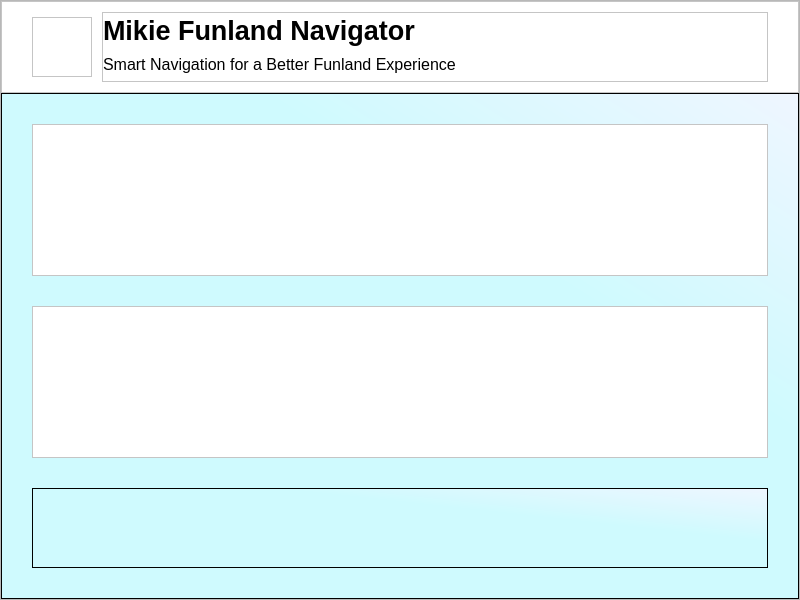
This is Tugas_Besar_Strukdat/MainWindow.ui in Doni-15/Mikie-Funland-Navigator-GUI- as Qt 5 draws it before an edit. The edited form follows.
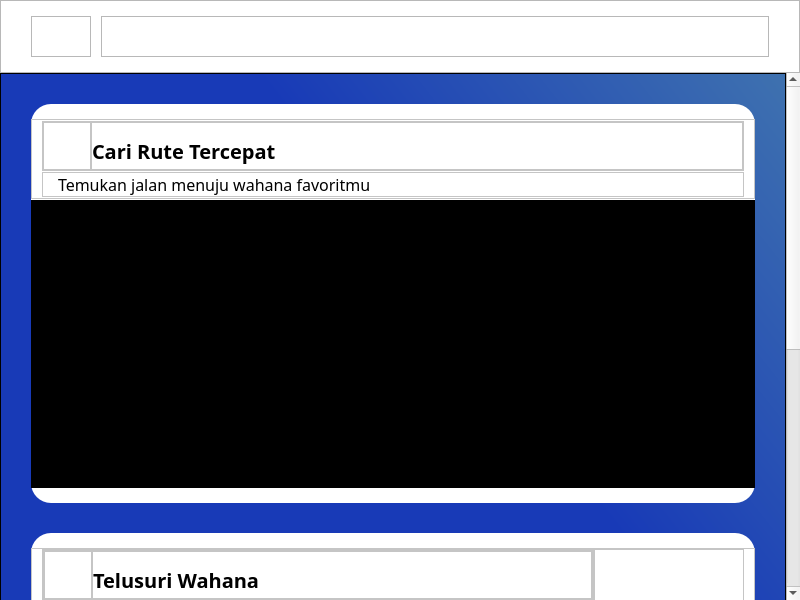
This is the edited form.

```diff
--- a/Tugas_Besar_Strukdat/MainWindow.ui
+++ b/Tugas_Besar_Strukdat/MainWindow.ui
@@ -35,6 +35,11 @@
      <pointsize>12</pointsize>
     </font>
    </property>
+   <property name="styleSheet">
+    <string notr="true">QWidget#centralwidget {
+	background-color: rgb(255, 255, 255);
+}</string>
+   </property>
    <layout class="QVBoxLayout" name="verticalLayout">
     <property name="spacing">
      <number>0</number>
@@ -52,39 +57,6 @@
      <number>0</number>
     </property>
     <item>
-     <widget class="QScrollArea" name="main_content">
-      <property name="horizontalScrollBarPolicy">
-       <enum>Qt::ScrollBarPolicy::ScrollBarAlwaysOff</enum>
-      </property>
-      <property name="widgetResizable">
-       <bool>true</bool>
-      </property>
-      <widget class="QWidget" name="scrollAreaWidgetContents">
-       <property name="geometry">
-        <rect>
-         <x>0</x>
-         <y>0</y>
-         <width>798</width>
-         <height>598</height>
-        </rect>
-       </property>
-       <layout class="QVBoxLayout" name="verticalLayout_3">
-        <property name="spacing">
-         <number>0</number>
-        </property>
-        <property name="leftMargin">
-         <number>0</number>
-        </property>
-        <property name="topMargin">
-         <number>0</number>
-        </property>
-        <property name="rightMargin">
-         <number>0</number>
-        </property>
-        <property name="bottomMargin">
-         <number>0</number>
-        </property>
-        <item>
          <widget class="QFrame" name="header">
           <property name="sizePolicy">
            <sizepolicy hsizetype="Preferred" vsizetype="Fixed">
@@ -99,7 +71,12 @@
            </size>
           </property>
           <property name="styleSheet">
-           <string notr="true">background-color: rgb(255, 255, 255);</string>
+       <string notr="true">border: none;
+background-color: rgb(22, 36, 85);
+
+QFrame#header {
+    border-bottom: 1px solid rgb(24, 58, 183); 
+}</string>
           </property>
           <property name="frameShape">
            <enum>QFrame::Shape::StyledPanel</enum>
@@ -121,13 +98,13 @@
             <number>30</number>
            </property>
            <property name="topMargin">
-            <number>10</number>
+        <number>15</number>
            </property>
            <property name="rightMargin">
             <number>30</number>
            </property>
            <property name="bottomMargin">
-            <number>10</number>
+        <number>15</number>
            </property>
            <item>
             <widget class="QFrame" name="logo">
@@ -185,12 +162,12 @@
                <widget class="QLabel" name="label">
                 <property name="font">
                  <font>
-                  <pointsize>20</pointsize>
+              <pointsize>15</pointsize>
                   <bold>true</bold>
                  </font>
                 </property>
                 <property name="styleSheet">
-                 <string notr="true">color: rgb(0, 0, 0);</string>
+             <string notr="true">color: rgb(255, 255, 255);</string>
                 </property>
                 <property name="text">
                  <string>Mikie Funland Navigator</string>
@@ -201,11 +178,11 @@
                <widget class="QLabel" name="label_2">
                 <property name="font">
                  <font>
-                  <pointsize>12</pointsize>
+              <pointsize>10</pointsize>
                  </font>
                 </property>
                 <property name="styleSheet">
-                 <string notr="true">color: rgb(0, 0, 0);</string>
+             <string notr="true">color: rgb(255, 255, 255);</string>
                 </property>
                 <property name="text">
                  <string>Smart Navigation for a Better Funland Experience</string>
@@ -218,13 +195,81 @@
           </layout>
          </widget>
         </item>
+    <item>
+     <widget class="QScrollArea" name="main_content">
+      <property name="styleSheet">
+       <string notr="true">QScrollBar:vertical {
+    border: 1px solid rgb(10, 42, 78);
+    background: rgb(22, 36, 85);
+    width: 15px;
+    margin: 0px 0px 0px 0px;
+}
+
+QScrollBar::handle:vertical {
+    background: rgb(26, 54, 139); 
+    min-height: 20px;
+    border-radius: 5px;
+	border: 1px solid rgb(63, 114, 175);
+}
+
+QScrollBar::handle:vertical:hover {
+    background: #00BFFF; 
+}
+
+QScrollBar::add-line:vertical, QScrollBar::sub-line:vertical {
+    border: none;
+    background: rgb(10, 42, 78);
+    height: 0px;
+}
+
+QFrame#main_content {
+    border: none;
+}</string>
+      </property>
+      <property name="horizontalScrollBarPolicy">
+       <enum>Qt::ScrollBarPolicy::ScrollBarAlwaysOff</enum>
+      </property>
+      <property name="widgetResizable">
+       <bool>true</bool>
+      </property>
+      <widget class="QWidget" name="scrollAreaWidgetContents">
+       <property name="geometry">
+        <rect>
+         <x>0</x>
+         <y>-120</y>
+         <width>785</width>
+         <height>1000</height>
+        </rect>
+       </property>
+       <property name="minimumSize">
+        <size>
+         <width>0</width>
+         <height>1000</height>
+        </size>
+       </property>
+       <layout class="QVBoxLayout" name="verticalLayout_3">
+        <property name="spacing">
+         <number>0</number>
+        </property>
+        <property name="leftMargin">
+         <number>0</number>
+        </property>
+        <property name="topMargin">
+         <number>0</number>
+        </property>
+        <property name="rightMargin">
+         <number>0</number>
+        </property>
+        <property name="bottomMargin">
+         <number>0</number>
+        </property>
         <item>
          <widget class="QFrame" name="main_layout">
           <property name="cursor">
            <cursorShape>ArrowCursor</cursorShape>
           </property>
           <property name="styleSheet">
-           <string notr="true">background-color: qlineargradient(spread:pad, x1:1, y1:0, x2:0, y2:1, stop:0 rgba(239, 246, 255, 255), stop:0.337079 rgba(207, 250, 254, 255))</string>
+           <string notr="true">background-color: qlineargradient(spread:pad, x1:1, y1:0, x2:0, y2:1, stop:0 rgb(63, 114, 175), stop:0.337079 rgb(24, 58, 183))</string>
           </property>
           <property name="frameShape">
            <enum>QFrame::Shape::StyledPanel</enum>
@@ -251,6 +296,78 @@
            <item>
             <widget class="QFrame" name="cari_rute">
              <property name="styleSheet">
+              <string notr="true">QFrame#cari_rute{
+	background-color: rgb(255, 255, 255);
+	border-radius: 20px;
+}</string>
+             </property>
+             <property name="frameShape">
+              <enum>QFrame::Shape::StyledPanel</enum>
+             </property>
+             <property name="frameShadow">
+              <enum>QFrame::Shadow::Raised</enum>
+             </property>
+             <layout class="QVBoxLayout" name="verticalLayout_8">
+              <property name="spacing">
+               <number>1</number>
+              </property>
+              <property name="leftMargin">
+               <number>0</number>
+              </property>
+              <property name="topMargin">
+               <number>15</number>
+              </property>
+              <property name="rightMargin">
+               <number>0</number>
+              </property>
+              <property name="bottomMargin">
+               <number>15</number>
+              </property>
+              <item>
+               <widget class="QFrame" name="judul_cari">
+                <property name="maximumSize">
+                 <size>
+                  <width>16777215</width>
+                  <height>80</height>
+                 </size>
+                </property>
+                <property name="styleSheet">
+                 <string notr="true">QFrame#judul_cari{
+	background-color: rgb(255, 255, 255);
+	border-bottom: 1px solid rgb(229, 231, 235);
+}</string>
+                </property>
+                <property name="frameShape">
+                 <enum>QFrame::Shape::StyledPanel</enum>
+                </property>
+                <property name="frameShadow">
+                 <enum>QFrame::Shadow::Raised</enum>
+                </property>
+                <layout class="QVBoxLayout" name="verticalLayout_10">
+                 <property name="spacing">
+                  <number>0</number>
+                 </property>
+                 <property name="leftMargin">
+                  <number>10</number>
+                 </property>
+                 <property name="topMargin">
+                  <number>0</number>
+                 </property>
+                 <property name="rightMargin">
+                  <number>10</number>
+                 </property>
+                 <property name="bottomMargin">
+                  <number>0</number>
+                 </property>
+                 <item>
+                  <widget class="QFrame" name="frame">
+                   <property name="maximumSize">
+                    <size>
+                     <width>16777215</width>
+                     <height>50</height>
+                    </size>
+                   </property>
+                   <property name="styleSheet">
               <string notr="true">background-color: rgb(255, 255, 255);</string>
              </property>
              <property name="frameShape">
@@ -259,11 +376,234 @@
              <property name="frameShadow">
               <enum>QFrame::Shadow::Raised</enum>
              </property>
+                   <layout class="QHBoxLayout" name="horizontalLayout_5">
+                    <property name="spacing">
+                     <number>0</number>
+                    </property>
+                    <property name="leftMargin">
+                     <number>0</number>
+                    </property>
+                    <property name="topMargin">
+                     <number>0</number>
+                    </property>
+                    <property name="rightMargin">
+                     <number>0</number>
+                    </property>
+                    <property name="bottomMargin">
+                     <number>0</number>
+                    </property>
+                    <item>
+                     <widget class="QFrame" name="logo_judul">
+                      <property name="maximumSize">
+                       <size>
+                        <width>48</width>
+                        <height>48</height>
+                       </size>
+                      </property>
+                      <property name="styleSheet">
+                       <string notr="true"/>
+                      </property>
+                      <property name="frameShape">
+                       <enum>QFrame::Shape::StyledPanel</enum>
+                      </property>
+                      <property name="frameShadow">
+                       <enum>QFrame::Shadow::Raised</enum>
+                      </property>
+                     </widget>
+                    </item>
+                    <item>
+                     <widget class="QFrame" name="frame_4">
+                      <property name="maximumSize">
+                       <size>
+                        <width>16777215</width>
+                        <height>60</height>
+                       </size>
+                      </property>
+                      <property name="frameShape">
+                       <enum>QFrame::Shape::StyledPanel</enum>
+                      </property>
+                      <property name="frameShadow">
+                       <enum>QFrame::Shadow::Raised</enum>
+                      </property>
+                      <layout class="QVBoxLayout" name="verticalLayout_11">
+                       <property name="spacing">
+                        <number>0</number>
+                       </property>
+                       <property name="leftMargin">
+                        <number>0</number>
+                       </property>
+                       <property name="topMargin">
+                        <number>10</number>
+                       </property>
+                       <property name="rightMargin">
+                        <number>0</number>
+                       </property>
+                       <property name="bottomMargin">
+                        <number>0</number>
+                       </property>
+                       <item>
+                        <widget class="QLabel" name="label_9">
+                         <property name="font">
+                          <font>
+                           <family>Sans Serif Collection</family>
+                           <pointsize>15</pointsize>
+                           <bold>true</bold>
+                          </font>
+                         </property>
+                         <property name="styleSheet">
+                          <string notr="true">color: rgb(0, 0, 0);</string>
+                         </property>
+                         <property name="text">
+                          <string>Cari Rute Tercepat</string>
+                         </property>
+                        </widget>
+                       </item>
+                      </layout>
+                     </widget>
+                    </item>
+                   </layout>
+                  </widget>
+                 </item>
+                 <item>
+                  <widget class="QFrame" name="frame_2">
+                   <property name="maximumSize">
+                    <size>
+                     <width>16777215</width>
+                     <height>25</height>
+                    </size>
+                   </property>
+                   <property name="styleSheet">
+                    <string notr="true">background-color: rgb(255, 255, 255);</string>
+                   </property>
+                   <property name="frameShape">
+                    <enum>QFrame::Shape::StyledPanel</enum>
+                   </property>
+                   <property name="frameShadow">
+                    <enum>QFrame::Shadow::Raised</enum>
+                   </property>
+                   <layout class="QHBoxLayout" name="horizontalLayout_6">
+                    <property name="spacing">
+                     <number>0</number>
+                    </property>
+                    <property name="leftMargin">
+                     <number>15</number>
+                    </property>
+                    <property name="topMargin">
+                     <number>0</number>
+                    </property>
+                    <property name="rightMargin">
+                     <number>0</number>
+                    </property>
+                    <property name="bottomMargin">
+                     <number>0</number>
+                    </property>
+                    <item>
+                     <widget class="QLabel" name="label_10">
+                      <property name="font">
+                       <font>
+                        <family>Sans Serif Collection</family>
+                        <pointsize>12</pointsize>
+                       </font>
+                      </property>
+                      <property name="styleSheet">
+                       <string notr="true">color: rgb(0, 0, 0);</string>
+                      </property>
+                      <property name="text">
+                       <string>Temukan jalan menuju wahana favoritmu</string>
+                      </property>
+                     </widget>
+                    </item>
+                   </layout>
+                  </widget>
+                 </item>
+                </layout>
+               </widget>
+              </item>
+              <item>
+               <widget class="QFrame" name="content_cari">
+                <property name="styleSheet">
+                 <string notr="true">background-color: rgb(0, 0, 0);</string>
+                </property>
+                <property name="frameShape">
+                 <enum>QFrame::Shape::StyledPanel</enum>
+                </property>
+                <property name="frameShadow">
+                 <enum>QFrame::Shadow::Raised</enum>
+                </property>
+               </widget>
+              </item>
+             </layout>
             </widget>
            </item>
            <item>
             <widget class="QFrame" name="telusuri_wahana">
              <property name="styleSheet">
+              <string notr="true">QFrame#telusuri_wahana{
+	background-color: rgb(255, 255, 255);
+	border-radius: 20px;
+}</string>
+             </property>
+             <property name="frameShape">
+              <enum>QFrame::Shape::StyledPanel</enum>
+             </property>
+             <property name="frameShadow">
+              <enum>QFrame::Shadow::Raised</enum>
+             </property>
+             <layout class="QVBoxLayout" name="verticalLayout_9">
+              <property name="spacing">
+               <number>1</number>
+              </property>
+              <property name="leftMargin">
+               <number>0</number>
+              </property>
+              <property name="topMargin">
+               <number>15</number>
+              </property>
+              <property name="rightMargin">
+               <number>0</number>
+              </property>
+              <property name="bottomMargin">
+               <number>15</number>
+              </property>
+              <item>
+               <widget class="QFrame" name="judul_telusuri">
+                <property name="maximumSize">
+                 <size>
+                  <width>16777215</width>
+                  <height>80</height>
+                 </size>
+                </property>
+                <property name="styleSheet">
+                 <string notr="true">QFrame#judul_telusuri{
+	background-color: rgb(255, 255, 255);
+	border-bottom: 1px solid rgb(229, 231, 235);
+}</string>
+                </property>
+                <property name="frameShape">
+                 <enum>QFrame::Shape::StyledPanel</enum>
+                </property>
+                <property name="frameShadow">
+                 <enum>QFrame::Shadow::Raised</enum>
+                </property>
+                <layout class="QHBoxLayout" name="horizontalLayout_11">
+                 <property name="spacing">
+                  <number>0</number>
+                 </property>
+                 <property name="leftMargin">
+                  <number>10</number>
+                 </property>
+                 <property name="topMargin">
+                  <number>0</number>
+                 </property>
+                 <property name="rightMargin">
+                  <number>10</number>
+                 </property>
+                 <property name="bottomMargin">
+                  <number>0</number>
+                 </property>
+                 <item>
+                  <widget class="QFrame" name="frame_13">
+                   <property name="styleSheet">
               <string notr="true">background-color: rgb(255, 255, 255);</string>
              </property>
              <property name="frameShape">
@@ -272,6 +612,221 @@
              <property name="frameShadow">
               <enum>QFrame::Shadow::Raised</enum>
              </property>
+                   <layout class="QVBoxLayout" name="verticalLayout_15">
+                    <property name="spacing">
+                     <number>0</number>
+                    </property>
+                    <property name="leftMargin">
+                     <number>0</number>
+                    </property>
+                    <property name="topMargin">
+                     <number>0</number>
+                    </property>
+                    <property name="rightMargin">
+                     <number>0</number>
+                    </property>
+                    <property name="bottomMargin">
+                     <number>0</number>
+                    </property>
+                    <item>
+                     <widget class="QFrame" name="frame_9">
+                      <property name="maximumSize">
+                       <size>
+                        <width>16777215</width>
+                        <height>50</height>
+                       </size>
+                      </property>
+                      <property name="styleSheet">
+                       <string notr="true">background-color: rgb(255, 255, 255);</string>
+                      </property>
+                      <property name="frameShape">
+                       <enum>QFrame::Shape::StyledPanel</enum>
+                      </property>
+                      <property name="frameShadow">
+                       <enum>QFrame::Shadow::Raised</enum>
+                      </property>
+                      <layout class="QHBoxLayout" name="horizontalLayout_9">
+                       <property name="spacing">
+                        <number>0</number>
+                       </property>
+                       <property name="leftMargin">
+                        <number>0</number>
+                       </property>
+                       <property name="topMargin">
+                        <number>0</number>
+                       </property>
+                       <property name="rightMargin">
+                        <number>0</number>
+                       </property>
+                       <property name="bottomMargin">
+                        <number>0</number>
+                       </property>
+                       <item>
+                        <widget class="QFrame" name="telusuri_logo">
+                         <property name="maximumSize">
+                          <size>
+                           <width>48</width>
+                           <height>48</height>
+                          </size>
+                         </property>
+                         <property name="frameShape">
+                          <enum>QFrame::Shape::StyledPanel</enum>
+                         </property>
+                         <property name="frameShadow">
+                          <enum>QFrame::Shadow::Raised</enum>
+                         </property>
+                        </widget>
+                       </item>
+                       <item>
+                        <widget class="QFrame" name="frame_11">
+                         <property name="maximumSize">
+                          <size>
+                           <width>16777215</width>
+                           <height>60</height>
+                          </size>
+                         </property>
+                         <property name="frameShape">
+                          <enum>QFrame::Shape::StyledPanel</enum>
+                         </property>
+                         <property name="frameShadow">
+                          <enum>QFrame::Shadow::Raised</enum>
+                         </property>
+                         <layout class="QVBoxLayout" name="verticalLayout_14">
+                          <property name="spacing">
+                           <number>0</number>
+                          </property>
+                          <property name="leftMargin">
+                           <number>0</number>
+                          </property>
+                          <property name="topMargin">
+                           <number>10</number>
+                          </property>
+                          <property name="rightMargin">
+                           <number>0</number>
+                          </property>
+                          <property name="bottomMargin">
+                           <number>0</number>
+                          </property>
+                          <item>
+                           <widget class="QLabel" name="label_13">
+                            <property name="font">
+                             <font>
+                              <family>Sans Serif Collection</family>
+                              <pointsize>15</pointsize>
+                              <bold>true</bold>
+                             </font>
+                            </property>
+                            <property name="styleSheet">
+                             <string notr="true">color: rgb(0, 0, 0);</string>
+                            </property>
+                            <property name="text">
+                             <string>Telusuri Wahana</string>
+                            </property>
+                           </widget>
+                          </item>
+                         </layout>
+                        </widget>
+                       </item>
+                      </layout>
+                     </widget>
+                    </item>
+                    <item>
+                     <widget class="QFrame" name="frame_12">
+                      <property name="maximumSize">
+                       <size>
+                        <width>16777215</width>
+                        <height>25</height>
+                       </size>
+                      </property>
+                      <property name="styleSheet">
+                       <string notr="true">background-color: rgb(255, 255, 255);</string>
+                      </property>
+                      <property name="frameShape">
+                       <enum>QFrame::Shape::StyledPanel</enum>
+                      </property>
+                      <property name="frameShadow">
+                       <enum>QFrame::Shadow::Raised</enum>
+                      </property>
+                      <layout class="QHBoxLayout" name="horizontalLayout_10">
+                       <property name="spacing">
+                        <number>0</number>
+                       </property>
+                       <property name="leftMargin">
+                        <number>15</number>
+                       </property>
+                       <property name="topMargin">
+                        <number>0</number>
+                       </property>
+                       <property name="rightMargin">
+                        <number>0</number>
+                       </property>
+                       <property name="bottomMargin">
+                        <number>0</number>
+                       </property>
+                       <item>
+                        <widget class="QLabel" name="jlh_aktif">
+                         <property name="maximumSize">
+                          <size>
+                           <width>16777215</width>
+                           <height>16777215</height>
+                          </size>
+                         </property>
+                         <property name="font">
+                          <font>
+                           <family>Sans Serif Collection</family>
+                           <pointsize>12</pointsize>
+                          </font>
+                         </property>
+                         <property name="styleSheet">
+                          <string notr="true">color: rgb(0, 0, 0);</string>
+                         </property>
+                         <property name="text">
+                          <string>17 dari 17 lokasi</string>
+                         </property>
+                        </widget>
+                       </item>
+                      </layout>
+                     </widget>
+                    </item>
+                   </layout>
+                  </widget>
+                 </item>
+                 <item>
+                  <widget class="QFrame" name="frame_14">
+                   <property name="maximumSize">
+                    <size>
+                     <width>150</width>
+                     <height>16777215</height>
+                    </size>
+                   </property>
+                   <property name="styleSheet">
+                    <string notr="true">background-color: rgb(255, 255, 255);</string>
+                   </property>
+                   <property name="frameShape">
+                    <enum>QFrame::Shape::StyledPanel</enum>
+                   </property>
+                   <property name="frameShadow">
+                    <enum>QFrame::Shadow::Raised</enum>
+                   </property>
+                  </widget>
+                 </item>
+                </layout>
+               </widget>
+              </item>
+              <item>
+               <widget class="QFrame" name="content_telusuri">
+                <property name="styleSheet">
+                 <string notr="true">background-color: rgb(0, 0, 0);</string>
+                </property>
+                <property name="frameShape">
+                 <enum>QFrame::Shape::StyledPanel</enum>
+                </property>
+                <property name="frameShadow">
+                 <enum>QFrame::Shadow::Raised</enum>
+                </property>
+               </widget>
+              </item>
+             </layout>
             </widget>
            </item>
            <item>
@@ -286,7 +841,9 @@
               <enum>Qt::LayoutDirection::LeftToRight</enum>
              </property>
              <property name="styleSheet">
-              <string notr="true"/>
+              <string notr="true">background-color:  rgb(24, 58, 183);
+border-radius: 20px;
+border: none;</string>
              </property>
              <property name="frameShape">
               <enum>QFrame::Shape::StyledPanel</enum>
```
Left out of the diff: 2 changed lines with no effect on the pictures. Lines whose indentation alone changed are shown as unchanged.
